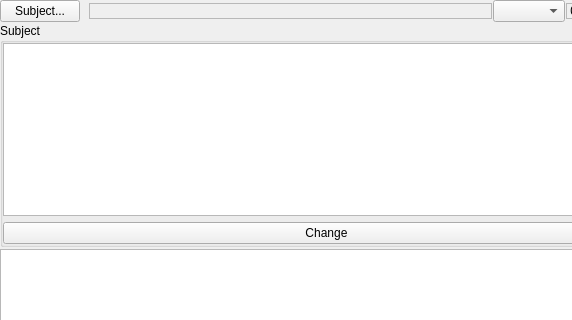
First picture: the form in src/plugins/azoth/chattab.ui, repository 0xd34df00d/leechcraft, before the edit; both pictures show x 0 to 572 and y 0 to 320 of the 653 by 441 pixel window.
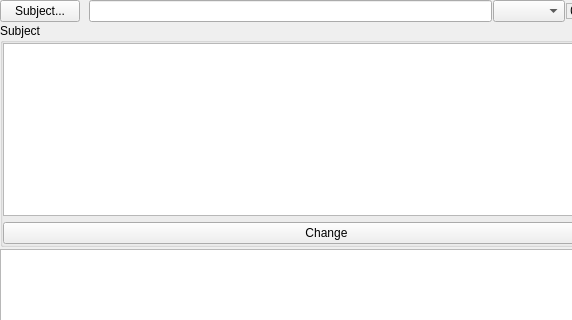
Second picture: the form after the edit. Custom widgets are drawn as their Qt base class.

Commit message: Azoth: entry info is lineedit now.

```diff
--- a/src/plugins/azoth/chattab.ui
+++ b/src/plugins/azoth/chattab.ui
@@ -58,28 +58,10 @@
       </widget>
      </item>
      <item>
-      <widget class="QLabel" name="EntryInfo_">
-       <property name="sizePolicy">
-        <sizepolicy hsizetype="Expanding" vsizetype="Fixed">
-         <horstretch>0</horstretch>
-         <verstretch>0</verstretch>
-        </sizepolicy>
-       </property>
-       <property name="frameShape">
-        <enum>QFrame::StyledPanel</enum>
-       </property>
-       <property name="frameShadow">
-        <enum>QFrame::Sunken</enum>
-       </property>
-       <property name="text">
-        <string/>
-       </property>
-       <property name="scaledContents">
+      <widget class="QLineEdit" name="EntryInfo_">
+       <property name="readOnly">
         <bool>true</bool>
        </property>
-       <property name="alignment">
-        <set>Qt::AlignJustify|Qt::AlignVCenter</set>
-       </property>
       </widget>
      </item>
      <item>
```
